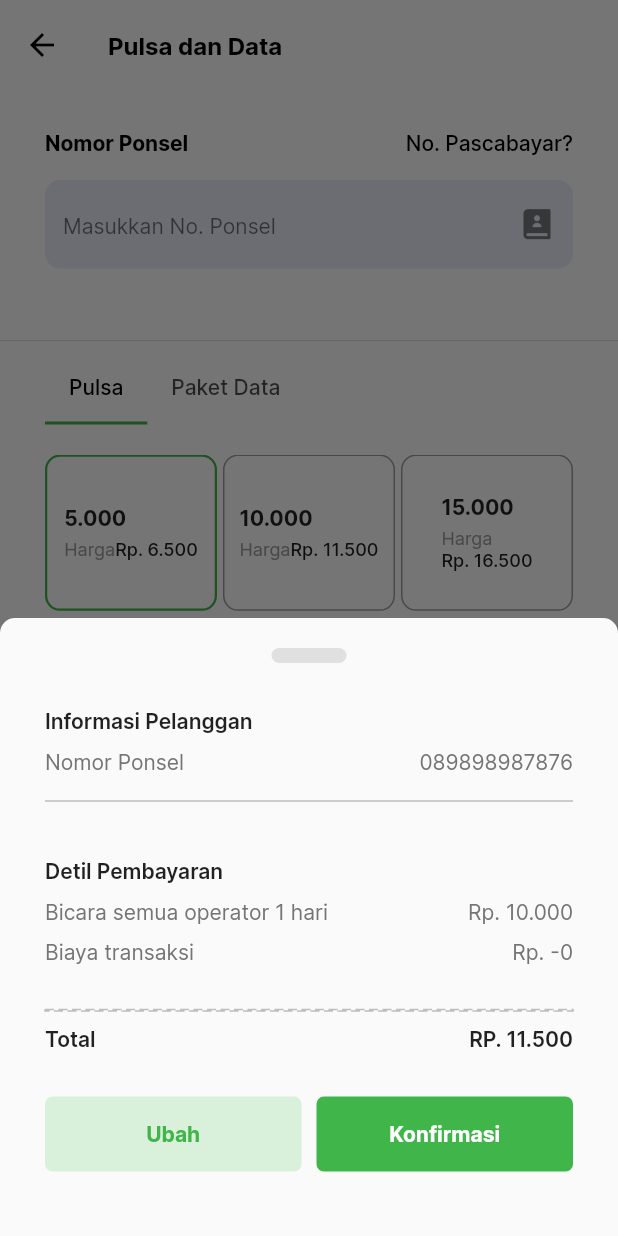
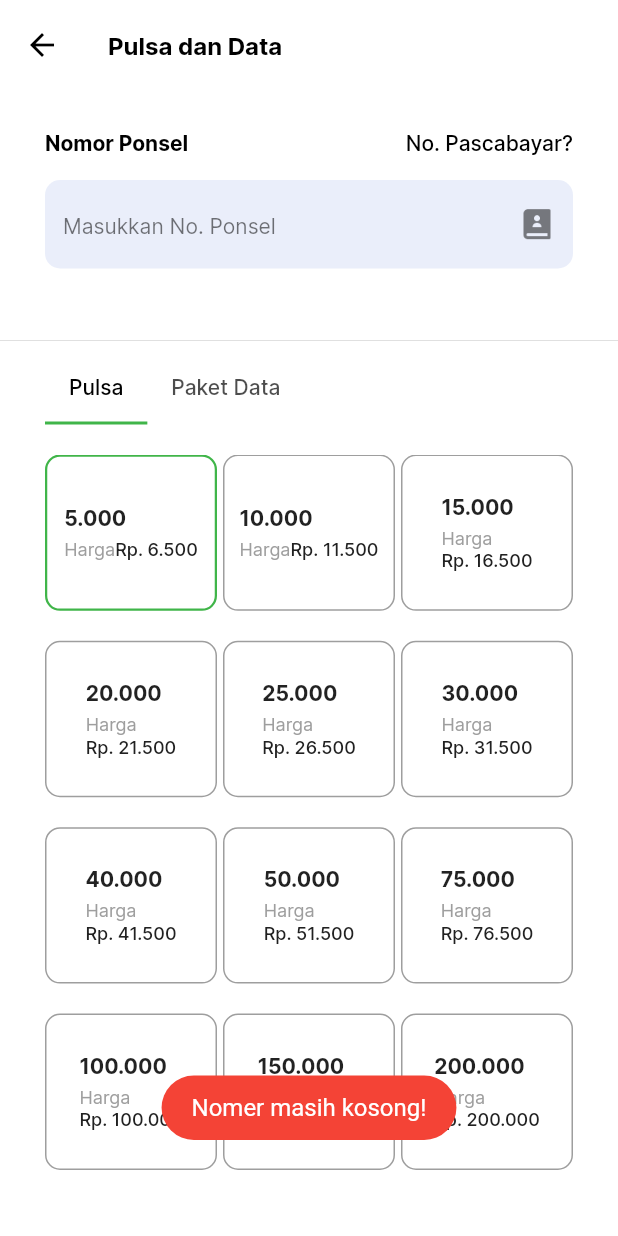
Before and after one commit to IkbalGumilar/bmt_kbs, a Flutter app: the PulsaPrabayarScreen screen opened directly, after a tap on "5.000", on a phone screen of 412 x 824 dp. Run offline on Flutter 3.47's test engine with Material 2 defaults, Android fonts, the phone set to English and light mode, and no system bars; drawn by our look-alikes of dotted_border; our stand-ins replace carousel_slider, flutter_datetime_picker, fluttertoast, shared_preferences, shimmer; missing offline and left inert: qr_code_scanner; accounts and stored records are empty.

```diff
--- a/lib/config/ip.dart
+++ b/lib/config/ip.dart
@@ -1,6 +1,6 @@
 class IpAdress {
-  // String ip = 'http://192.168.100.66:8000'; // IP kang ripan
-  String ip = 'https://ppob.koperasibmtkbs.com';
+  String ip = 'http://192.168.100.66:8000'; // IP kang ripan
+  //String ip = 'https://ppob.koperasibmtkbs.com';
 
   get getIp {
     return ip;
--- a/lib/screens/features/pulsa/prabayar/pulsa_prabayar.dart
+++ b/lib/screens/features/pulsa/prabayar/pulsa_prabayar.dart
@@ -1,3 +1,7 @@
+import 'dart:convert';
+import 'dart:developer';
+
+import 'package:bmt_kbs/config/ip.dart';
 import 'package:bmt_kbs/etc/color_pallete.dart';
 import 'package:bmt_kbs/models/paket_data_model.dart';
 import 'package:bmt_kbs/models/pulsa_model.dart';
@@ -6,6 +10,10 @@ import 'package:bmt_kbs/screens/features/pulsa/prabayar/konfirmasi_pulsa_prabaya
 import 'package:bmt_kbs/widgets/custom_appbar.dart';
 import 'package:dotted_border/dotted_border.dart';
 import 'package:flutter/material.dart';
+import 'package:fluttertoast/fluttertoast.dart';
+import 'package:flutter/services.dart';
+import 'package:http/http.dart' as http;
+import 'package:shared_preferences/shared_preferences.dart';
 
 class PulsaPrabayarScreen extends StatefulWidget {
   const PulsaPrabayarScreen({super.key});
@@ -28,6 +36,45 @@ class _PulsaPrabayarScreenState extends State<PulsaPrabayarScreen>
   late bool fixedScroll = false;
   late int selectedIndex = 1;
   String? nilai;
+  TextEditingController numberC = TextEditingController();
+  String? authTotal;
+
+  cekNomer() async {
+    try {
+      SharedPreferences prefs = await SharedPreferences.getInstance();
+      Uri url = Uri.parse(IpAdress().getIp + '/api/ppob/check_nomor');
+      var token = prefs.getString('token');
+      var response = await http.post(url, headers: {
+        "Authorization": "Bearer $token",
+        "Accept": 'application/json',
+      }, body: {
+        "nomor": numberC.text,
+        "type": "pulsa"
+      });
+      log(numberC.text.toString());
+      var data = jsonDecode(response.body)['data']['price'];
+      var total = jsonDecode(response.body)['data']['price'];
+
+      log(data.toString());
+      Sets() {}
+      log(response.statusCode.toString());
+
+      setState(() {
+        authTotal = total;
+      });
+    } catch (e) {
+      print(e.toString());
+      // make a flutterToast that have an error message
+      Fluttertoast.showToast(
+          msg: 'Terjadi kesalahan, harap coba lagi!',
+          toastLength: Toast.LENGTH_SHORT,
+          gravity: ToastGravity.BOTTOM,
+          timeInSecForIosWeb: 1,
+          backgroundColor: Colors.red,
+          textColor: Colors.white,
+          fontSize: 16.0);
+    }
+  }
 
   @override
   void initState() {
@@ -78,15 +125,33 @@ class _PulsaPrabayarScreenState extends State<PulsaPrabayarScreen>
       itemBuilder: (context, index) {
         return GestureDetector(
           onTap: () {
+            if (numberC.text == "Nomor Ponsel" || numberC.text == '') {
+              Fluttertoast.showToast(
+                  msg: 'Nomer masih kosong!',
+                  toastLength: Toast.LENGTH_SHORT,
+                  gravity: ToastGravity.BOTTOM,
+                  timeInSecForIosWeb: 1,
+                  backgroundColor: Colors.red,
+                  textColor: Colors.white,
+                  fontSize: 16.0);
+            } else if (numberC.text.length < 12) {
+              Fluttertoast.showToast(
+                  msg: 'Nomer yang anda masukan salah!',
+                  toastLength: Toast.LENGTH_SHORT,
+                  gravity: ToastGravity.BOTTOM,
+                  timeInSecForIosWeb: 1,
+                  backgroundColor: Colors.red,
+                  textColor: Colors.white,
+                  fontSize: 16.0);
+            } else {
+              customBottomSheet(context);
+            }
             // ignore: avoid_print
             print('Pulsa ${pulsaList[index].jmlPulsa} selected');
 
-            // create animation transition before showing custom bottom sheet
-            customBottomSheet(context);
-
             setState(() {
               selectedIndex = index;
-              nilai = pulsaList[index].jmlPulsa;
+              nilai = (pulsaList[index].jmlPulsa);
             });
           },
           child: Container(
@@ -259,6 +324,14 @@ class _PulsaPrabayarScreenState extends State<PulsaPrabayarScreen>
                       height: 10,
                     ),
                     TextField(
+                      keyboardType: TextInputType.number,
+                      inputFormatters: <TextInputFormatter>[
+                        FilteringTextInputFormatter.digitsOnly
+                      ],
+                      controller: numberC,
+                      onChanged: (content) {
+                        cekNomer();
+                      },
                       autocorrect: false,
                       decoration: InputDecoration(
                         border: OutlineInputBorder(
@@ -323,7 +396,6 @@ class _PulsaPrabayarScreenState extends State<PulsaPrabayarScreen>
       ),
     );
   }
-}
 
   Future<dynamic> customBottomSheet(BuildContext context) {
     return showModalBottomSheet(
@@ -385,7 +457,7 @@ Future<dynamic> customBottomSheet(BuildContext context) {
                                 ),
                               ),
                               Text(
-                              "089898987876",
+                                "${numberC.text}",
                                 style: TextStyle(
                                   color: Colors.grey[600],
                                   fontSize: 14,
@@ -427,7 +499,7 @@ Future<dynamic> customBottomSheet(BuildContext context) {
                                 ),
                               ),
                               Text(
-                              "Rp. 10.000",
+                                'Rp. ${nilai}',
                                 style: TextStyle(
                                   color: Colors.grey[600],
                                   fontSize: 14,
@@ -480,7 +552,7 @@ Future<dynamic> customBottomSheet(BuildContext context) {
                     children: [
                       Row(
                         mainAxisAlignment: MainAxisAlignment.spaceBetween,
-                      children: const [
+                        children: [
                           Text(
                             "Total",
                             style: TextStyle(
@@ -489,7 +561,7 @@ Future<dynamic> customBottomSheet(BuildContext context) {
                             ),
                           ),
                           Text(
-                          "RP. 11.500",
+                            "$authTotal",
                             style: TextStyle(
                               fontWeight: FontWeight.w600,
                               fontSize: 14.0,
@@ -572,3 +644,4 @@ Future<dynamic> customBottomSheet(BuildContext context) {
       },
     );
   }
+}
```
Also changed, not shown: 20 other files. Lines whose indentation alone changed are shown as unchanged.
